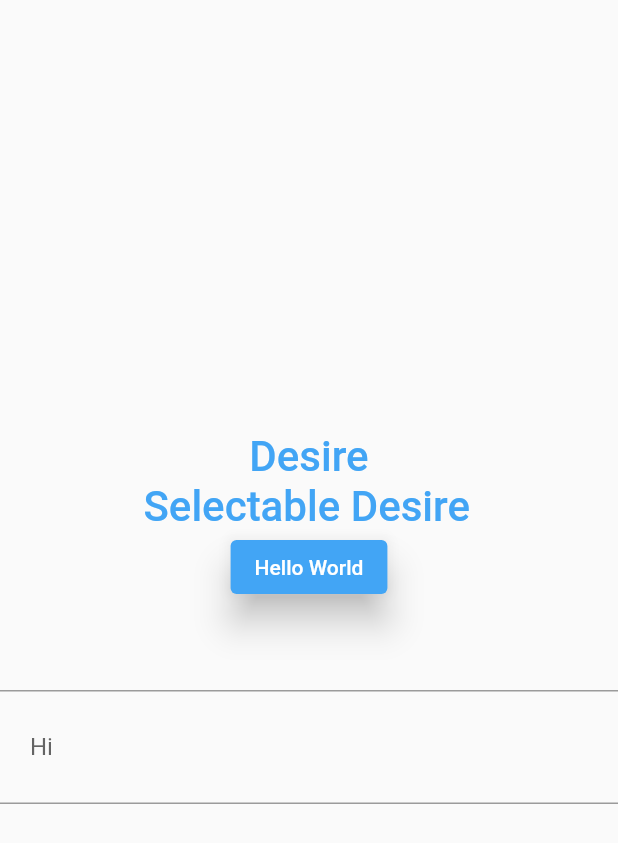
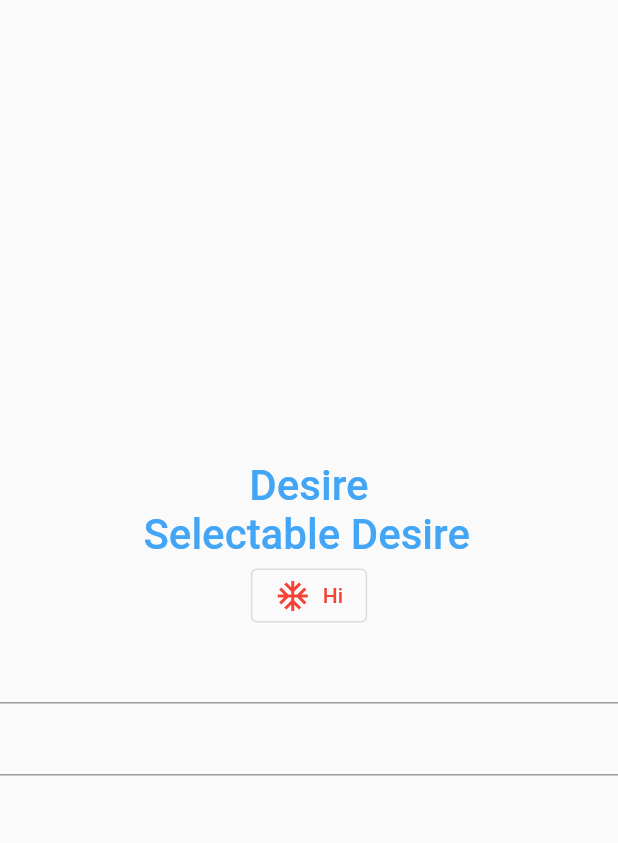
Before and after one commit to SaltyAom/desire, a Flutter app: the screen it shows after launch, on a phone screen of 412 x 824 dp. Shown: the top 843 px of the screen. Run offline on Flutter 3.47's test engine with Material 2 defaults, Android fonts, the phone set to English and light mode, and no system bars.

Commit message:
:wrench: fix: overriding button property

```diff
--- a/examples/lib/main.dart
+++ b/examples/lib/main.dart
@@ -28,15 +28,24 @@ void main() {
       "btn-text-white": ButtonStyle(
         foregroundColor: MaterialStateProperty.all<Color>(Colors.white),
       ),
+      "btn-text-red": ButtonStyle(
+        foregroundColor: MaterialStateProperty.all<Color>(Colors.red),
+      ),
       "btn-elevation-10": ButtonStyle(
-        elevation: MaterialStateProperty.all<double>(10),
+        elevation: MaterialStateProperty.resolveWith((states) {
+          if (states.contains(MaterialState.pressed)) {
+            return 4;
+          }
+
+          return 1;
+        }),
       ),
       "tf-a": const TextField(
         readOnly: true,
       ),
       "px-2": const TextField(
         decoration: InputDecoration(
-          contentPadding: EdgeInsets.all(20),
+          contentPadding: EdgeInsets.symmetric(horizontal: 20),
         ),
       ),
       "px-4": const TextField(
@@ -72,20 +81,17 @@ class HomePage extends StatelessWidget {
     return Scaffold(
       body: Column(
         children: [
-          const Text(
-            "Desire",
-            style: TextStyle(
-              color: Colors.red,
-            ),
-          ).desire("font-medium text-xl text-blue-400 text-center"),
+          const Text("Desire")
+              .desire("font-medium text-xl text-blue-400 text-center"),
           const SelectableText("Selectable Desire")
               .desire("font-medium text-xl text-blue-400"),
-          ElevatedButton(
+          OutlinedButton.icon(
+            icon: const Icon(Icons.ac_unit),
             onPressed: () {},
-            child: const Text("Hello World"),
-          ).desire("btn-text-white btn-bg-blue btn-elevation-10"),
+            label: const Text("Hi"),
+          ).desire("btn-text-red"),
           const TextField().desire("px-2"),
-          TextFormField().desire("px-2 px-4")
+          TextFormField().desire("px-2"),
         ],
       ).desire("justify-center items-center"),
     );
```
Also changed, not shown: lib/widget/button.dart (+15 -3 lines).
